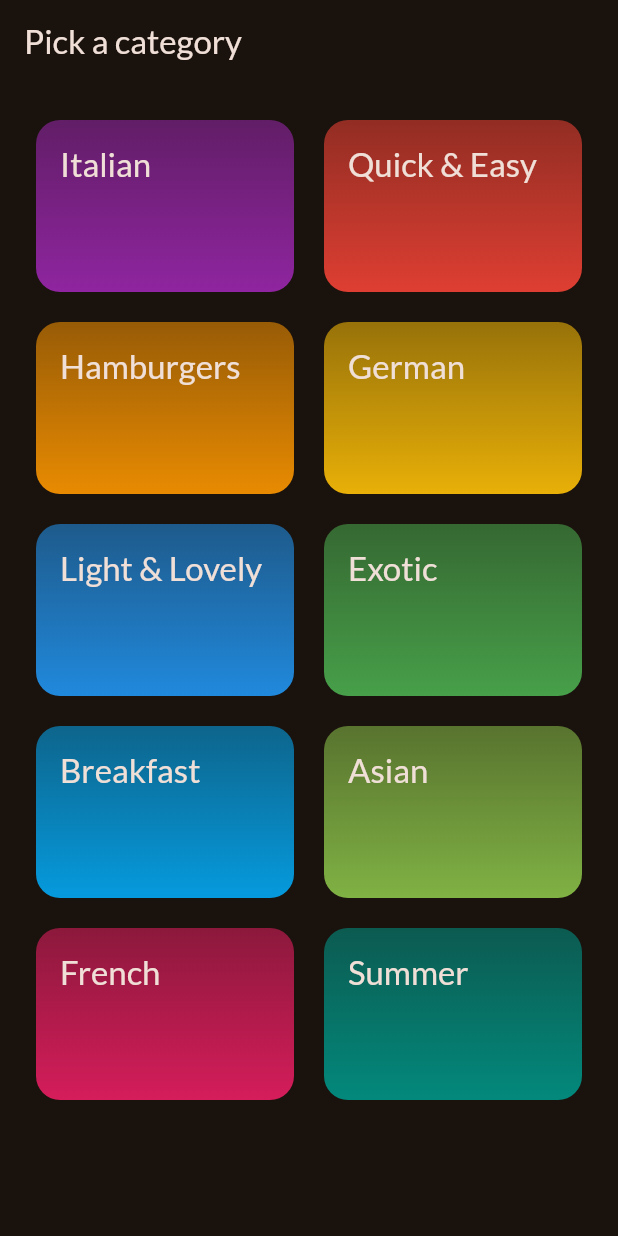
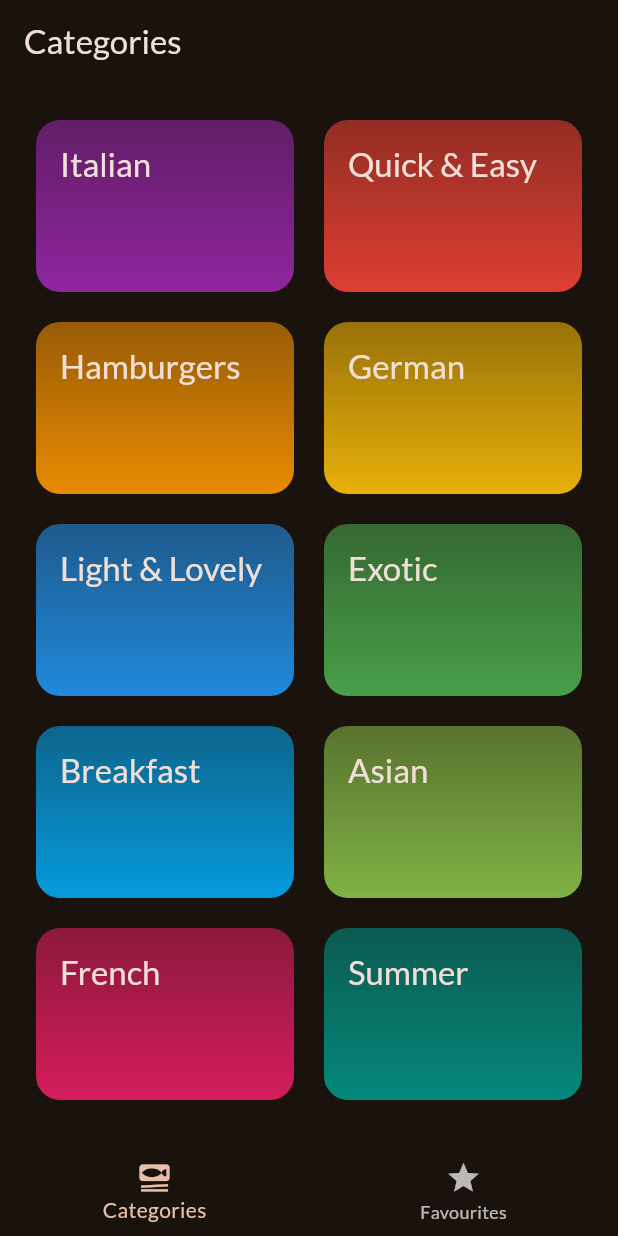
Before and after one commit to Eoic/simple-flutter-apps, a Flutter app: the screen it shows after launch, on a phone screen of 412 x 824 dp. Run offline on Flutter 3.47's test engine with Material 3 defaults, Android fonts, the phone set to English and light mode, and no system bars; our stand-ins replace google_fonts, transparent_image.

Commit message:
Add tabs.

```diff
--- a/meals/lib/main.dart
+++ b/meals/lib/main.dart
@@ -1,6 +1,6 @@
 import 'package:flutter/material.dart';
 import 'package:google_fonts/google_fonts.dart';
-import 'package:meals/screens/categories.dart';
+import 'package:meals/screens/tabs.dart';
 
 final theme = ThemeData(
   useMaterial3: true,
@@ -16,13 +16,15 @@ void main() {
 }
 
 class App extends StatelessWidget {
-  const App({super.key});
+  const App({
+    super.key,
+  });
 
   @override
   Widget build(BuildContext context) {
     return MaterialApp(
-        theme: theme,
-        home: const CategoriesScreen()
+      theme: theme,
+      home: const TabsScreen(),
     );
   }
 }
--- a/meals/lib/screens/categories.dart
+++ b/meals/lib/screens/categories.dart
@@ -8,9 +8,8 @@ class CategoriesScreen extends StatelessWidget {
   const CategoriesScreen({super.key});
 
   void _selectCategory(BuildContext context, Category category) {
-    final categoryMeals = meals
-      .where((meal) => meal.categories.contains(category.id))
-      .toList();
+    final categoryMeals =
+        meals.where((meal) => meal.categories.contains(category.id)).toList();
 
     Navigator.of(context).push(
       MaterialPageRoute(
@@ -24,11 +23,7 @@ class CategoriesScreen extends StatelessWidget {
 
   @override
   Widget build(BuildContext context) {
-    return Scaffold(
-      appBar: AppBar(
-        title: const Text('Pick a category'),
-      ),
-      body: GridView(
+    return GridView(
       padding: const EdgeInsets.all(24),
       gridDelegate: const SliverGridDelegateWithFixedCrossAxisCount(
         crossAxisCount: 2,
@@ -37,9 +32,13 @@ class CategoriesScreen extends StatelessWidget {
         mainAxisSpacing: 20,
       ),
       children: categories
-            .map((category) => CategoryGridItem(category: category, onSelect: _selectCategory))
+          .map(
+            (category) => CategoryGridItem(
+              category: category,
+              onSelect: _selectCategory,
+            ),
+          )
           .toList(),
-      ),
     );
   }
 }
--- /dev/null
+++ b/meals/lib/screens/tabs.dart
@@ -0,0 +1,54 @@
+import 'package:flutter/material.dart';
+import 'package:meals/screens/categories.dart';
+import 'package:meals/screens/meals.dart';
+
+class TabsScreen extends StatefulWidget {
+  const TabsScreen({super.key});
+
+  @override
+  State<TabsScreen> createState() {
+    return _TabsScreenState();
+  }
+}
+
+class _TabsScreenState extends State<TabsScreen> {
+  int _selectedPageIndex = 0;
+
+  void _selectPage(int index) {
+    setState(() => _selectedPageIndex = index);
+  }
+
+  @override
+  Widget build(BuildContext context) {
+    Widget activePage = const CategoriesScreen();
+    String activePageTitle = 'Categories';
+
+    if (_selectedPageIndex == 1) {
+      activePageTitle = 'Favourites';
+      activePage = const MealsScreen(
+        meals: [],
+      );
+    }
+
+    return Scaffold(
+      appBar: AppBar(
+        title: Text(activePageTitle),
+      ),
+      body: activePage,
+      bottomNavigationBar: BottomNavigationBar(
+        currentIndex: _selectedPageIndex,
+        onTap: (int index) => _selectPage(index),
+        items: const [
+          BottomNavigationBarItem(
+            icon: Icon(Icons.set_meal),
+            label: 'Categories',
+          ),
+          BottomNavigationBarItem(
+            icon: Icon(Icons.star),
+            label: 'Favourites',
+          ),
+        ],
+      ),
+    );
+  }
+}
```
Also changed, not shown: meals/lib/screens/meal_details.dart (added, +78 -0 lines), meals/lib/screens/meals.dart (+22 -5 lines), meals/lib/widgets/meal_item.dart (+40 -5 lines), meals/lib/widgets/meal_item_trait.dart (added, +32 -0 lines). Lines whose indentation alone changed are shown as unchanged.
